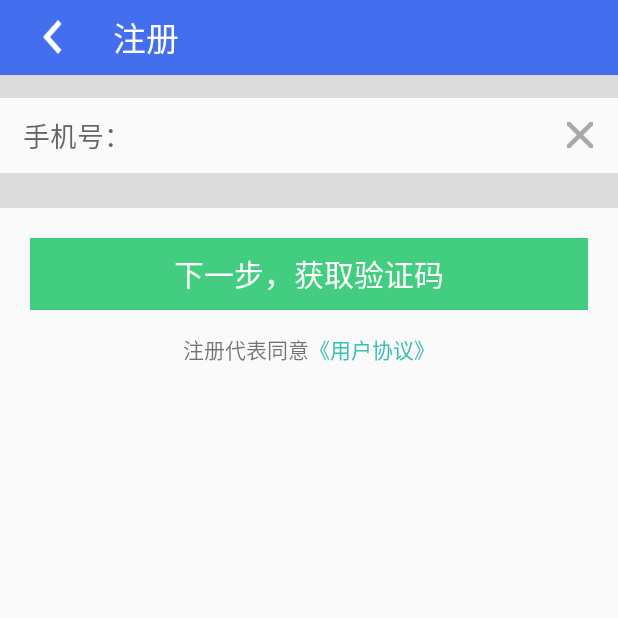
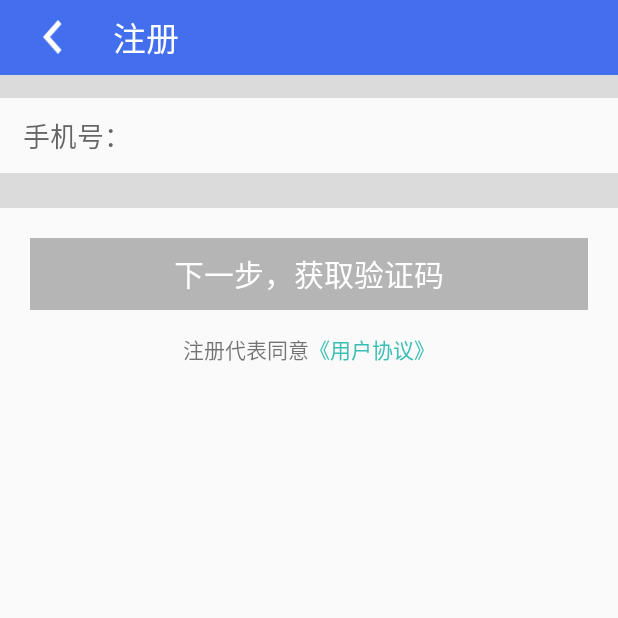
Before and after one commit to junerver/TestO2OApp, an Android app: the RegisterActivity screen opened directly, with no data from a screen before it, on a phone screen of 412 x 824 dp, the top half of it. Run offline under Robolectric (Android 15) with nearby library versions, the phone set to English and light mode, and no system bars; our stand-ins replace ButterKnife, CircleImageView.

Commit message:
1.添加了对手机号的正则验证 2.完善了注册页面的一些交互

```diff
--- a/app/src/main/java/com/junerver/testo2oapp/activity/RegisterActivity.java
+++ b/app/src/main/java/com/junerver/testo2oapp/activity/RegisterActivity.java
@@ -1,15 +1,21 @@
 package com.junerver.testo2oapp.activity;
 
 import android.os.Bundle;
+import android.text.Editable;
+import android.text.TextWatcher;
 import android.view.View;
 import android.widget.Button;
 import android.widget.EditText;
 import android.widget.FrameLayout;
 import android.widget.ImageView;
-import android.widget.LinearLayout;
+import android.widget.TextView;
+import android.widget.Toast;
 
 import com.junerver.testo2oapp.R;
 import com.junerver.testo2oapp.utils.BaseActivity;
+import com.junerver.testo2oapp.utils.L;
+import com.junerver.testo2oapp.utils.RegexUtils;
+import com.junerver.testo2oapp.utils.T;
 
 import butterknife.Bind;
 import butterknife.ButterKnife;
@@ -17,21 +23,62 @@ import butterknife.OnClick;
 
 public class RegisterActivity extends BaseActivity {
 
+    private String phonenumber;
+
     @Bind(R.id.img_back)
     ImageView imgBack;
     @Bind(R.id.framelayout_back)
     FrameLayout framelayoutBack;
-    @Bind(R.id.et_login_username)
-    EditText etLoginUsername;
-    @Bind(R.id.btn_login)
-    Button btnLogin;
-    @Bind(R.id.linearlayout_login)
-    LinearLayout linearlayoutLogin;
+    @Bind(R.id.et_register_phone_number)
+    EditText etRegisterPhoneNumber;
+    @Bind(R.id.btn_register_get_vericode)
+    Button btnRegisterGetVericode;
+    @Bind(R.id.text_get_user_agreement)
+    TextView textGetUserAgreement;
+    @Bind(R.id.framelayout_cancel_input)
+    FrameLayout framelayoutCancelInput;
 
-    @OnClick(R.id.framelayout_back)
+
+    //结束当前页
+    @OnClick({R.id.img_back, R.id.framelayout_back})
     public void finishIt(View v) {
         finish();
     }
+    //清空EditText的内容
+    @OnClick(R.id.framelayout_cancel_input)
+    public void cancalInput(View v) {
+        etRegisterPhoneNumber.setText("");
+        framelayoutCancelInput.setVisibility(View.INVISIBLE);
+    }
+    //设置用户协议的点击事件
+    @OnClick(R.id.text_get_user_agreement)
+    public void getUserAgreement(View v) {
+        //TODO
+        //新建一个WebView打开一个网页
+    }
+
+    //获取验证码的事件
+    @OnClick(R.id.btn_register_get_vericode)
+    public void getVeriCode(View view) {
+        L.d("注册","注册按钮被点击了");
+        //获取输入的字符串
+        String phonenumber = etRegisterPhoneNumber.getText().toString().trim();
+        //将字符串进行正则验证
+        if (!RegexUtils.isMobileNO(phonenumber)) {
+            //验证不通过时toast提示
+            L.d("注册", "不是电话号码");
+            Toast.makeText(this, "请输入正确的手机号码~", Toast.LENGTH_LONG).show();
+            return;
+        } else {
+            L.d("注册", "是电话号码");
+        }
+
+        //到数据库检查是否存在
+            //不通过时toast提示
+        //调用短信验证码SDK
+        //跳转到下一页
+    }
+
 
     @Override
     protected void onCreate(Bundle savedInstanceState) {
@@ -39,6 +86,45 @@ public class RegisterActivity extends BaseActivity {
         super.onCreate(savedInstanceState);
         setContentView(R.layout.activity_register);
         ButterKnife.bind(this);
+        //设置按钮不可用
+        judgeButtonState();
+
+
+        //为EdutText增加内容变化监听器
+        etRegisterPhoneNumber.addTextChangedListener(new TextWatcher() {
+            @Override
+            public void beforeTextChanged(CharSequence s, int start, int count, int after) {
+                judgeButtonState();
+            }
+
+            @Override
+            public void onTextChanged(CharSequence s, int start, int before, int count) {
+                framelayoutCancelInput.setVisibility(View.VISIBLE);
+                judgeButtonState();
+            }
+
+            @Override
+            public void afterTextChanged(Editable s) {
+                judgeButtonState();
+            }
+        });
+
+    }
+
+
+
+    private void judgeButtonState() {
+        phonenumber = etRegisterPhoneNumber.getText().toString().trim();
+        if (phonenumber.length() == 11) {
+            //按钮状态可用
+            btnRegisterGetVericode.setClickable(true);
+            btnRegisterGetVericode.setBackgroundColor(getResources().getColor(R.color.green));
+        } else {
+            //设置按钮状态为不可点击
+            btnRegisterGetVericode.setClickable(false);
+//        btnRegisterGetVericode.setTextColor(getResources().getColor(R.color.white));
+            btnRegisterGetVericode.setBackgroundColor(getResources().getColor(R.color.gray));
+        }
     }
 
 }
--- a/app/src/main/java/com/junerver/testo2oapp/common/CircleImageView.java
+++ b/app/src/main/java/com/junerver/testo2oapp/view/CircleImageView.java
@@ -1,4 +1,4 @@
-package com.junerver.testo2oapp.common;
+package com.junerver.testo2oapp.view;
 
 /**
  * Created by junerver on 2015/11/28.
--- a/app/src/main/res/layout/activity_mine.xml
+++ b/app/src/main/res/layout/activity_mine.xml
@@ -27,7 +27,7 @@
 
             <!--头像-->
 
-            <com.junerver.testo2oapp.common.CircleImageView
+            <com.junerver.testo2oapp.view.CircleImageView
                 android:layout_marginTop="16dp"
                 android:layout_width="85dp"
                 android:layout_height="85dp"
--- a/app/src/main/res/layout/activity_register.xml
+++ b/app/src/main/res/layout/activity_register.xml
@@ -54,7 +54,7 @@
         android:orientation="horizontal">
         <!--对电话号码的输入应该设有相应的正则检验-->
         <EditText
-            android:id="@+id/et_login_username"
+            android:id="@+id/et_register_phone_number"
             android:layout_width="match_parent"
             android:layout_height="match_parent"
             android:layout_marginRight="10dp"
@@ -64,10 +64,12 @@
             android:background="@null"
             android:inputType="phone"
             android:hint="手机号：" />
-        <!--重新输入-->
+        <!--重新输入,该控件一开始是不可见的，当开始输入时可见-->
         <FrameLayout
+            android:id="@+id/framelayout_cancel_input"
             android:layout_width="30dp"
             android:layout_height="50dp"
+            android:visibility="invisible"
             android:layout_marginRight="10dp">
             <ImageButton
                 android:layout_width="17dp"
@@ -84,7 +86,6 @@
         android:layout_height="23dp"
         android:background="@color/lightgrey"/>
     <LinearLayout
-        android:id="@+id/linearlayout_login"
         android:layout_width="match_parent"
         android:layout_height="wrap_content"
         android:layout_marginTop="20dp"
@@ -93,11 +94,11 @@
         android:gravity="center_horizontal"
         android:orientation="vertical" >
         <Button
-            android:id="@+id/btn_login"
+            android:id="@+id/btn_register_get_vericode"
             android:layout_width="match_parent"
             android:layout_height="wrap_content"
             android:text="下一步，获取验证码"
-            android:background="@color/green"
+            android:background="@color/gray"
             android:textColor="@color/white"
             android:textSize="20dp" />
     </LinearLayout>
@@ -112,6 +113,7 @@
             android:layout_height="wrap_content"
             android:text="注册代表同意"/>
         <TextView
+            android:id="@+id/text_get_user_agreement"
             android:layout_width="wrap_content"
             android:layout_height="wrap_content"
             android:textColor="@color/deepgreen"
```
Also changed, not shown: app/src/main/java/com/junerver/testo2oapp/common/Constant.java (added, +9 -0 lines), app/src/main/java/com/junerver/testo2oapp/utils/RegexUtils.java (added, +20 -0 lines).
